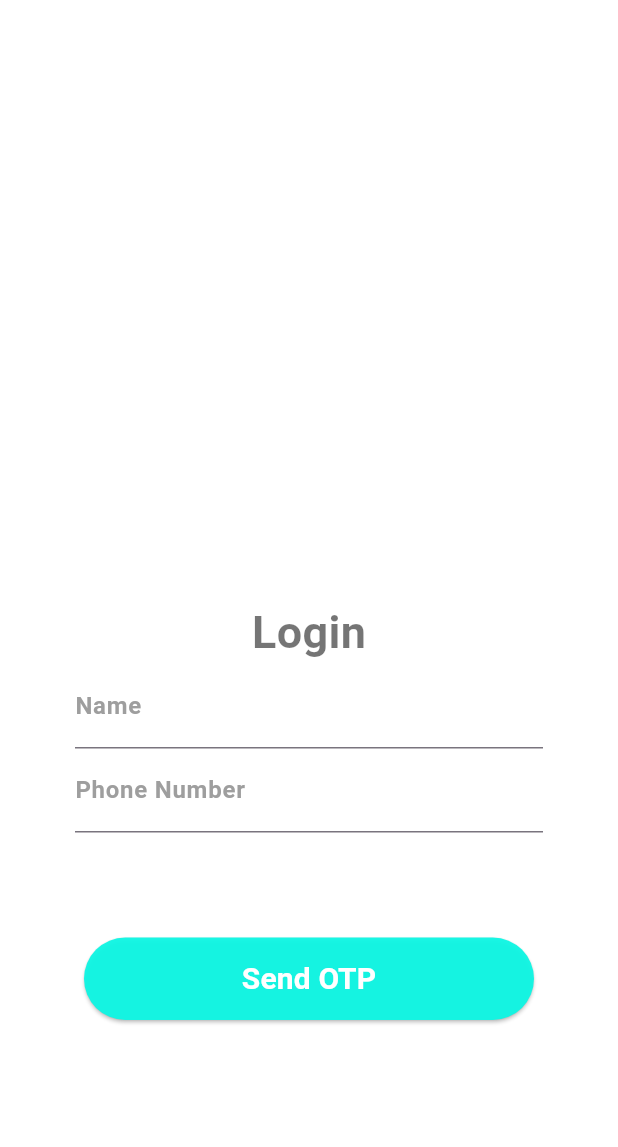
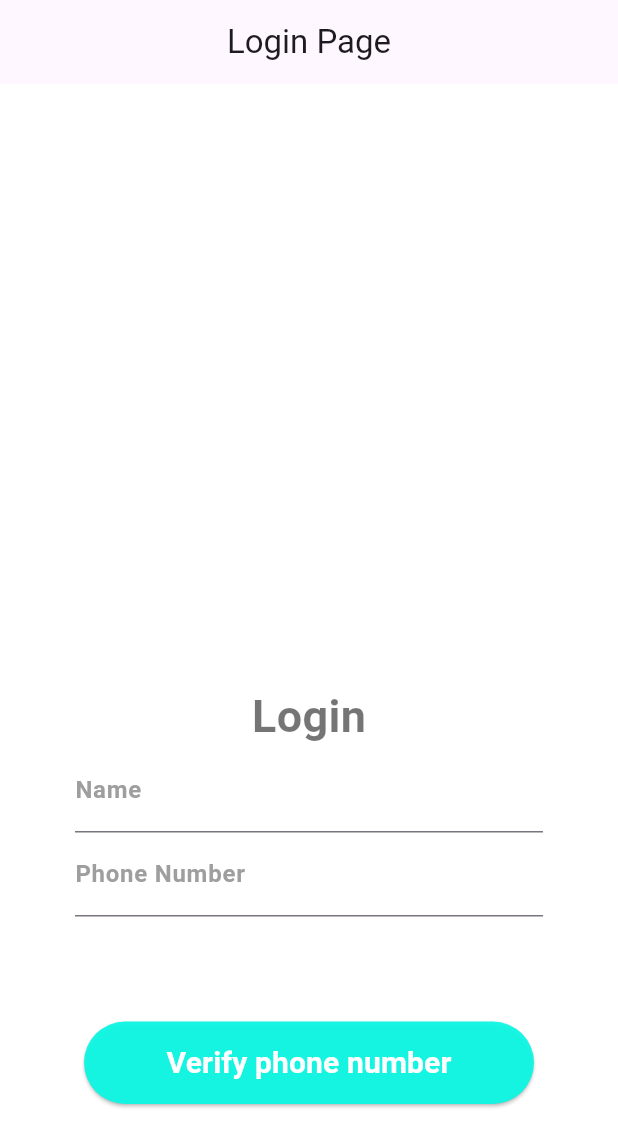
Before and after one commit to tejaswijadhav2003/Sarthi, a Flutter app: the screen it shows after launch, on a phone screen of 412 x 824 dp. Shown: the top 1147 px of the screen. Run offline on Flutter 3.47's test engine with Material 3 defaults, Android fonts, the phone set to English and light mode, and no system bars; our stand-ins replace firebase_auth, firebase_core; accounts and stored records are empty.

Commit message:
Added appBar and changed main.dart file

```diff
--- a/projects/sarthi/lib/login_page.dart
+++ b/projects/sarthi/lib/login_page.dart
@@ -16,6 +16,10 @@ class _LoginPageState extends State<LoginPage> {
   @override
   Widget build(BuildContext context) {
     return Scaffold(
+      appBar: AppBar(
+        title: Text("Login Page"),
+        centerTitle: true,
+      ),
       body: Container(
           height: double.infinity,
           width: double.infinity,
@@ -86,7 +90,7 @@ class _LoginPageState extends State<LoginPage> {
                         minimumSize: Size(300, 55),
                       ),
                       child: const Text(
-                        'Send OTP',
+                        'Verify phone number',
                         style: TextStyle(
                           fontWeight: FontWeight.bold,
                           fontSize: 20,
```
Also changed, not shown: projects/sarthi/lib/main.dart (+5 -2 lines), projects/sarthi/lib/otp_page.dart (+9 -2 lines).
